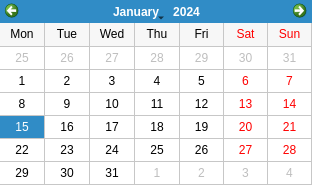
Above: templates/dlgCalendar.ui from Manuerty/ProyecyoDI before the change. Below: the same form after it.
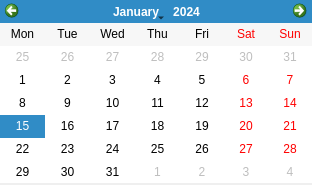
That is the form after the change. Icons and pictures are not drawn.

```diff
--- a/templates/dlgCalendar.ui
+++ b/templates/dlgCalendar.ui
@@ -13,12 +13,6 @@
     <height>185</height>
    </rect>
   </property>
-  <property name="minimumSize">
-   <size>
-    <width>312</width>
-    <height>185</height>
-   </size>
-  </property>
   <property name="maximumSize">
    <size>
     <width>312</width>
@@ -41,15 +35,9 @@
      <x>0</x>
      <y>0</y>
      <width>312</width>
-     <height>185</height>
+     <height>183</height>
     </rect>
    </property>
-   <property name="minimumSize">
-    <size>
-     <width>312</width>
-     <height>185</height>
-    </size>
-   </property>
    <property name="maximumSize">
     <size>
      <width>312</width>
@@ -57,7 +45,7 @@
     </size>
    </property>
    <property name="gridVisible">
-    <bool>true</bool>
+    <bool>false</bool>
    </property>
    <property name="verticalHeaderFormat">
     <enum>QCalendarWidget::NoVerticalHeader</enum>
```
Left out of the diff: 4 changed lines with no effect on the pictures.
